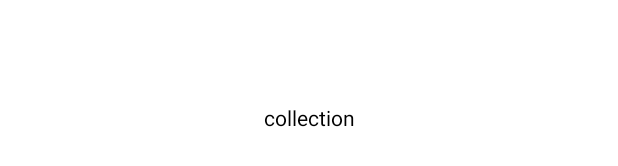
After one commit to chaoJen/AnimalShelter, an Android app: the layout fragment_animal_collection.xml on its own in the app's theme, with its tools: preview values and no code run, on a phone screen of 412 x 824 dp. The commit adds this screen. Shown: the part 501-667 px from the top of the screen. Run offline under Robolectric (Android 15) with nearby library versions, the phone set to English and light mode, and no system bars; network calls fail.

Commit message:
[新增] bottomNavigationBar：Gallery, Collection 切換邏輯

```diff
--- /dev/null
+++ b/app/src/main/java/com/mrr/animalshelter/ui/base/Scrollable.kt
@@ -0,0 +1,5 @@
+package com.mrr.animalshelter.ui.base
+
+interface Scrollable {
+    fun onScrollToPosition(index: Int)
+}
--- /dev/null
+++ b/app/src/main/res/layout/fragment_animal_collection.xml
@@ -0,0 +1,15 @@
+<?xml version="1.0" encoding="utf-8"?>
+<androidx.constraintlayout.widget.ConstraintLayout xmlns:android="http://schemas.android.com/apk/res/android"
+    android:layout_width="match_parent"
+    android:layout_height="match_parent"
+    xmlns:app="http://schemas.android.com/apk/res-auto">
+
+    <androidx.appcompat.widget.AppCompatTextView
+        android:layout_width="wrap_content"
+        android:layout_height="wrap_content"
+        android:text="collection"
+        app:layout_constraintTop_toTopOf="parent"
+        app:layout_constraintBottom_toBottomOf="parent"
+        app:layout_constraintLeft_toLeftOf="parent"
+        app:layout_constraintRight_toRightOf="parent"/>
+</androidx.constraintlayout.widget.ConstraintLayout>
```
Also changed, not shown: app/src/main/java/com/mrr/animalshelter/ktx/ActivityExtension.kt (+9 -3 lines), app/src/main/java/com/mrr/animalshelter/ui/page/main/MainActivity.kt (+19 -2 lines), app/src/main/java/com/mrr/animalshelter/ui/page/main/fragment/CollectionFragment.kt (added, +31 -0 lines), app/src/main/java/com/mrr/animalshelter/ui/page/main/fragment/GalleryFragment.kt (+11 -3 lines).
